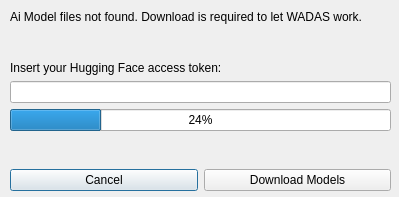
Qt form wadas/ui/qt/ai_model_download.ui (stefanodellosa-personal/WADAS) before a commit.
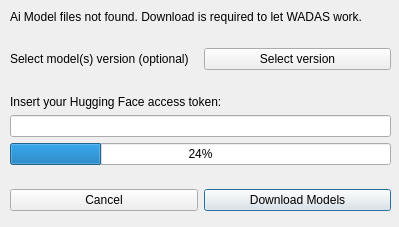
The same form after that commit.

Commit message: initiated refactor of download dialog to select versions

```diff
--- a/wadas/ui/qt/ai_model_download.ui
+++ b/wadas/ui/qt/ai_model_download.ui
@@ -7,7 +7,7 @@
     <x>0</x>
     <y>0</y>
     <width>399</width>
-    <height>197</height>
+    <height>227</height>
    </rect>
   </property>
   <property name="windowTitle">
@@ -19,51 +19,65 @@
      <x>10</x>
      <y>10</y>
      <width>381</width>
-     <height>181</height>
+     <height>201</height>
     </rect>
    </property>
    <layout class="QGridLayout" name="gridLayout">
+    <item row="2" column="0">
+     <widget class="QLabel" name="label_3">
+      <property name="text">
+       <string>Select model(s) version (optional)</string>
+      </property>
+     </widget>
+    </item>
+    <item row="5" column="0" colspan="2">
+     <widget class="QLineEdit" name="lineEdit_token">
+      <property name="echoMode">
+       <enum>QLineEdit::EchoMode::Password</enum>
+      </property>
+     </widget>
+    </item>
     <item row="4" column="0" colspan="2">
-     <widget class="QProgressBar" name="progressBar">
-      <property name="value">
-       <number>24</number>
-      </property>
-     </widget>
-    </item>
-    <item row="5" column="0">
-     <spacer name="verticalSpacer">
-      <property name="orientation">
-       <enum>Qt::Orientation::Vertical</enum>
-      </property>
-      <property name="sizeHint" stdset="0">
-       <size>
-        <width>20</width>
-        <height>40</height>
-       </size>
-      </property>
-     </spacer>
-    </item>
-    <item row="2" column="0" colspan="2">
      <widget class="QLabel" name="label">
       <property name="text">
        <string>Insert your Hugging Face access token:</string>
       </property>
      </widget>
     </item>
-    <item row="6" column="0">
-     <widget class="QPushButton" name="pushButton_cancel">
+    <item row="7" column="0">
+     <spacer name="verticalSpacer">
+      <property name="orientation">
+       <enum>Qt::Orientation::Vertical</enum>
+      </property>
+      <property name="sizeHint" stdset="0">
+       <size>
+        <width>20</width>
+        <height>40</height>
+       </size>
+      </property>
+     </spacer>
+    </item>
+    <item row="0" column="0" colspan="2">
+     <widget class="QLabel" name="label_2">
       <property name="text">
-       <string>Cancel</string>
+       <string>Ai Model files not found. Download is required to let WADAS work.</string>
       </property>
      </widget>
     </item>
-    <item row="6" column="1">
+    <item row="8" column="1">
      <widget class="QPushButton" name="pushButton_download">
       <property name="text">
        <string>Download Models</string>
       </property>
      </widget>
     </item>
+    <item row="2" column="1">
+     <widget class="QPushButton" name="pushButton_select_model_version">
+      <property name="text">
+       <string>Select version</string>
+      </property>
+     </widget>
+    </item>
     <item row="1" column="0">
      <spacer name="verticalSpacer_2">
       <property name="orientation">
@@ -77,20 +91,33 @@
       </property>
      </spacer>
     </item>
-    <item row="0" column="0" colspan="2">
-     <widget class="QLabel" name="label_2">
+    <item row="8" column="0">
+     <widget class="QPushButton" name="pushButton_cancel">
       <property name="text">
-       <string>Ai Model files not found. Download is required to let WADAS work.</string>
+       <string>Cancel</string>
       </property>
      </widget>
     </item>
-    <item row="3" column="0" colspan="2">
-     <widget class="QLineEdit" name="lineEdit_token">
-      <property name="echoMode">
-       <enum>QLineEdit::EchoMode::Password</enum>
+    <item row="6" column="0" colspan="2">
+     <widget class="QProgressBar" name="progressBar">
+      <property name="value">
+       <number>24</number>
       </property>
      </widget>
     </item>
+    <item row="3" column="0">
+     <spacer name="verticalSpacer_3">
+      <property name="orientation">
+       <enum>Qt::Orientation::Vertical</enum>
+      </property>
+      <property name="sizeHint" stdset="0">
+       <size>
+        <width>20</width>
+        <height>40</height>
+       </size>
+      </property>
+     </spacer>
+    </item>
    </layout>
   </widget>
  </widget>
```
The commit also changes 6 other files.
